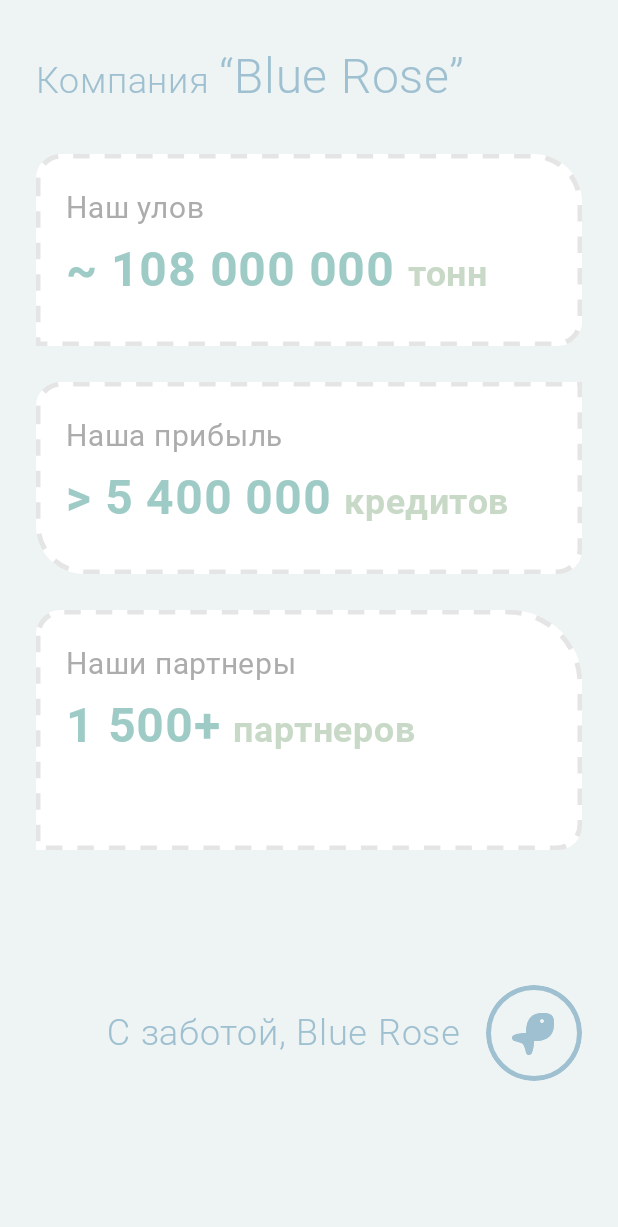
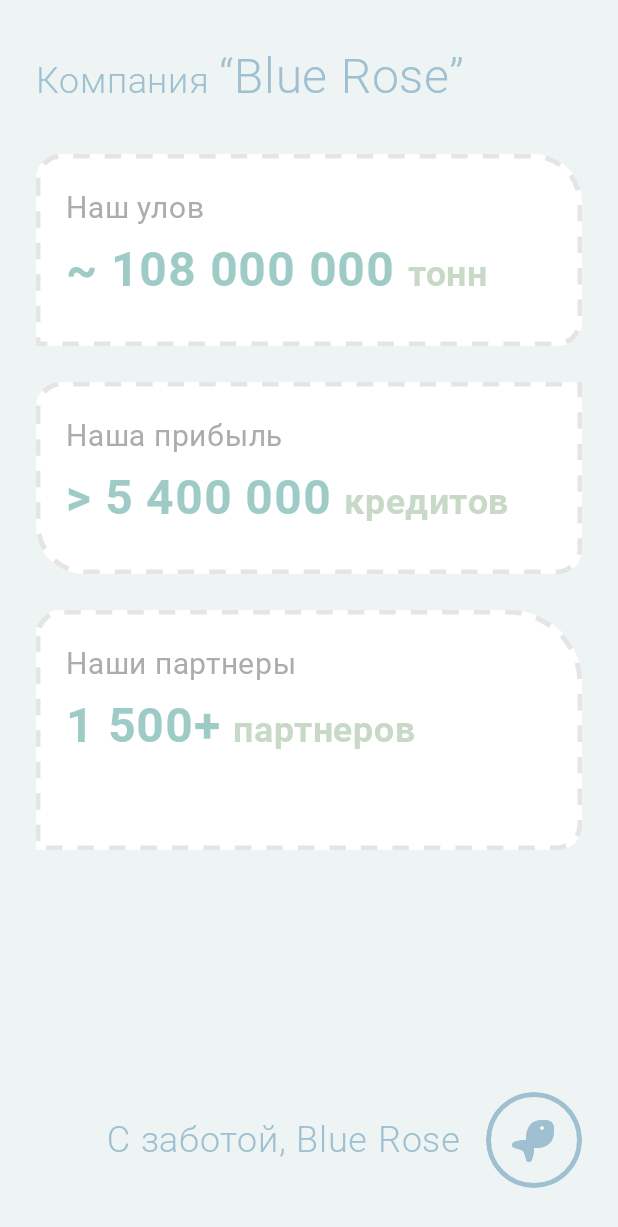
Before and after one commit to Shevikina/FishGallery, an Android app built with Jetpack Compose: the @Preview function StatisticsViewDisplayPreview, on a phone screen of 412 x 824 dp. Shown: the top 1227 px of the screen. Run offline under Robolectric (Android 15) with nearby library versions, the phone set to English and light mode, and no system bars.

Commit message:
Fix spacer into StatisticsViewDisplay

```diff
--- a/app/src/main/java/bluerose/fishgallery/ui/screens/statistics/views/StatisticsViewDisplay.kt
+++ b/app/src/main/java/bluerose/fishgallery/ui/screens/statistics/views/StatisticsViewDisplay.kt
@@ -75,7 +75,7 @@ fun StatisticsViewDisplay() {
             RoundedCornerShape(16.dp, 48.dp, 16.dp),
             modifier = Modifier.height(160.dp)
         )
-        Spacer(modifier = Modifier.height(90.dp))
+        Spacer(Modifier.weight(1f)) //занимает весь объем между компонентыми
         Row(
             verticalAlignment = Alignment.CenterVertically,
             horizontalArrangement = Arrangement.End,
```
